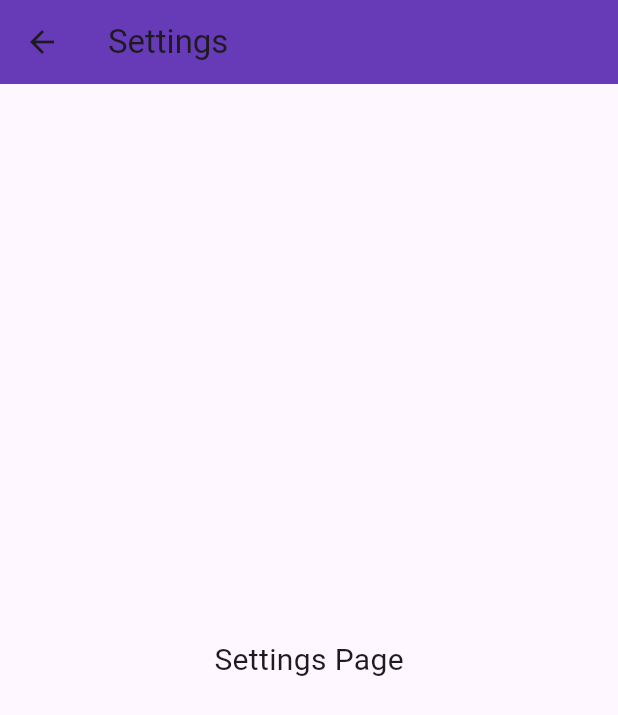
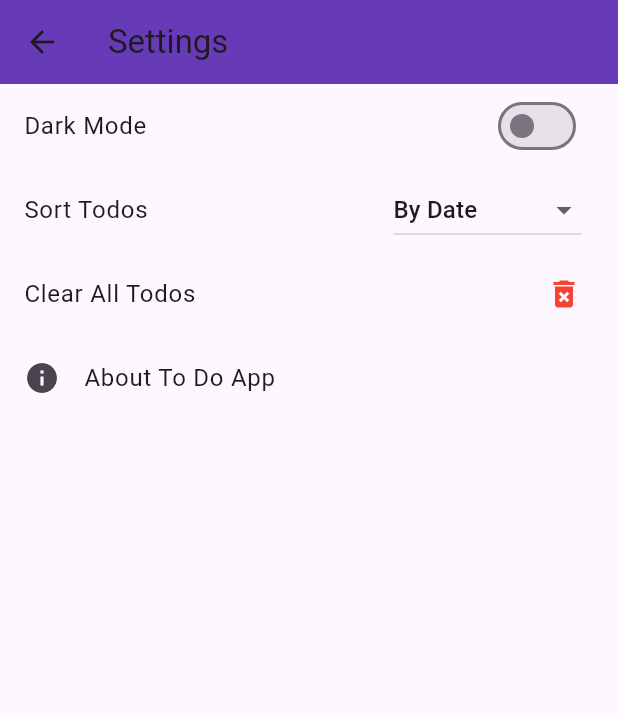
Before and after one commit to dilshannirodha/Login-System--Flutter-firebase, a Flutter app: the screen it shows after launch, after a tap on the "settings" icon, on a phone screen of 412 x 824 dp. Shown: the top 715 px of the screen. Run offline on Flutter 3.47's test engine with Material 3 defaults, Android fonts, the phone set to English and light mode, and no system bars; our stand-ins replace hive, hive_flutter; accounts and stored records are empty.

Commit message:
theme setting

```diff
--- a/newapp/lib/main.dart
+++ b/newapp/lib/main.dart
@@ -2,21 +2,33 @@ import 'package:flutter/material.dart';
 import 'package:hive_flutter/hive_flutter.dart';
 import 'to_do_model.dart';
 import 'home.dart';
+import 'package:provider/provider.dart';
+import 'package:newapp/theme_provider.dart';
 
 void main() async {
   WidgetsFlutterBinding.ensureInitialized();
   await Hive.initFlutter();
   Hive.registerAdapter(TodoAdapter());
   await Hive.openBox<Todo>('todos');
-  runApp(MyApp());
+
+      runApp(
+    ChangeNotifierProvider(
+      create: (context) => ThemeProvider(),
+      child: MyApp(),
+    ),
+
+  );
 }
 
 class MyApp extends StatelessWidget {
   @override
   Widget build(BuildContext context) {
+        final isDarkMode = context.watch<ThemeProvider>().isDarkMode;
+
+
     return MaterialApp(
       title: 'Local To-Do App',
-      theme: ThemeData(primarySwatch: Colors.teal),
+      theme: isDarkMode ? ThemeData.dark() : ThemeData.light(),
       home: HomePage(),
     );
   }
--- a/newapp/lib/settings_page.dart
+++ b/newapp/lib/settings_page.dart
@@ -1,20 +1,101 @@
 import 'package:flutter/material.dart';
+import 'package:hive/hive.dart';
+import 'to_do_model.dart';
+import 'package:newapp/theme_provider.dart';
+import 'package:provider/provider.dart';
 
-class SettingsPage extends StatelessWidget {
-  const SettingsPage({super.key});
+class SettingsPage extends StatefulWidget {
+  const SettingsPage({Key? key}) : super(key: key);
+
+  @override
+  State<SettingsPage> createState() => _SettingsPageState();
+}
+
+class _SettingsPageState extends State<SettingsPage> {
+  bool _isDarkMode = false;
+  String _selectedSort = 'By Date';
+
+  final List<String> _sortOptions = ['By Date', 'By Title', 'By Completed'];
+
+  void _clearAllTodos() async {
+    final confirm = await showDialog<bool>(
+      context: context,
+      builder:
+          (_) => AlertDialog(
+            title: Text('Confirm'),
+            content: Text('Are you sure you want to delete all todos?'),
+            actions: [
+              TextButton(
+                onPressed: () => Navigator.pop(context, false),
+                child: Text('Cancel'),
+              ),
+              TextButton(
+                onPressed: () => Navigator.pop(context, true),
+                child: Text('Yes, delete all'),
+              ),
+            ],
+          ),
+    );
+
+    if (confirm == true) {
+      final todoBox = Hive.box<Todo>('todos');
+      await todoBox.clear();
+      ScaffoldMessenger.of(
+        context,
+      ).showSnackBar(SnackBar(content: Text('All todos cleared')));
+    }
+  }
 
   @override
   Widget build(BuildContext context) {
+    final isDarkMode = context.watch<ThemeProvider>().isDarkMode;
+
     return Scaffold(
       appBar: AppBar(
         title: Text('Settings'),
         backgroundColor: Colors.deepPurple,
       ),
-      body: Center(
-        child: Text(
-          'Settings Page',
-          style: TextStyle(fontSize: 20),
-        ),
+      body: ListView(
+        children: [
+          SwitchListTile(
+            title: Text('Dark Mode'),
+            value: context.watch<ThemeProvider>().isDarkMode,
+            onChanged: (val) => context.read<ThemeProvider>().toggleTheme(),
+          ),
+          ListTile(
+            title: Text('Sort Todos'),
+            trailing: DropdownButton<String>(
+              value: _selectedSort,
+              items:
+                  _sortOptions
+                      .map(
+                        (option) => DropdownMenuItem(
+                          value: option,
+                          child: Text(option),
+                        ),
+                      )
+                      .toList(),
+              onChanged: (val) {
+                if (val != null) {
+                  setState(() {
+                    _selectedSort = val;
+                  });
+                }
+              },
+            ),
+          ),
+          ListTile(
+            title: Text('Clear All Todos'),
+            trailing: Icon(Icons.delete_forever, color: Colors.red),
+            onTap: _clearAllTodos,
+          ),
+          AboutListTile(
+            icon: Icon(Icons.info),
+            applicationName: 'To Do App',
+            applicationVersion: '1.0.0',
+            applicationLegalese: '© 2025 dilshan',
+          ),
+        ],
       ),
     );
   }
--- /dev/null
+++ b/newapp/lib/theme_provider.dart
@@ -0,0 +1,12 @@
+import 'package:flutter/material.dart';
+
+class ThemeProvider with ChangeNotifier {
+  bool _isDarkMode = false;
+
+  bool get isDarkMode => _isDarkMode;
+
+  void toggleTheme() {
+    _isDarkMode = !_isDarkMode;
+    notifyListeners();
+  }
+}
--- a/newapp/pubspec.yaml
+++ b/newapp/pubspec.yaml
@@ -32,7 +32,7 @@ dependencies:
     sdk: flutter
   hive: ^2.2.3
   hive_flutter: ^1.1.0
-
+  provider: ^6.1.3
 
   # The following adds the Cupertino Icons font to your application.
   # Use with the CupertinoIcons class for iOS style icons.
```
Also changed, not shown: newapp/pubspec.lock.
